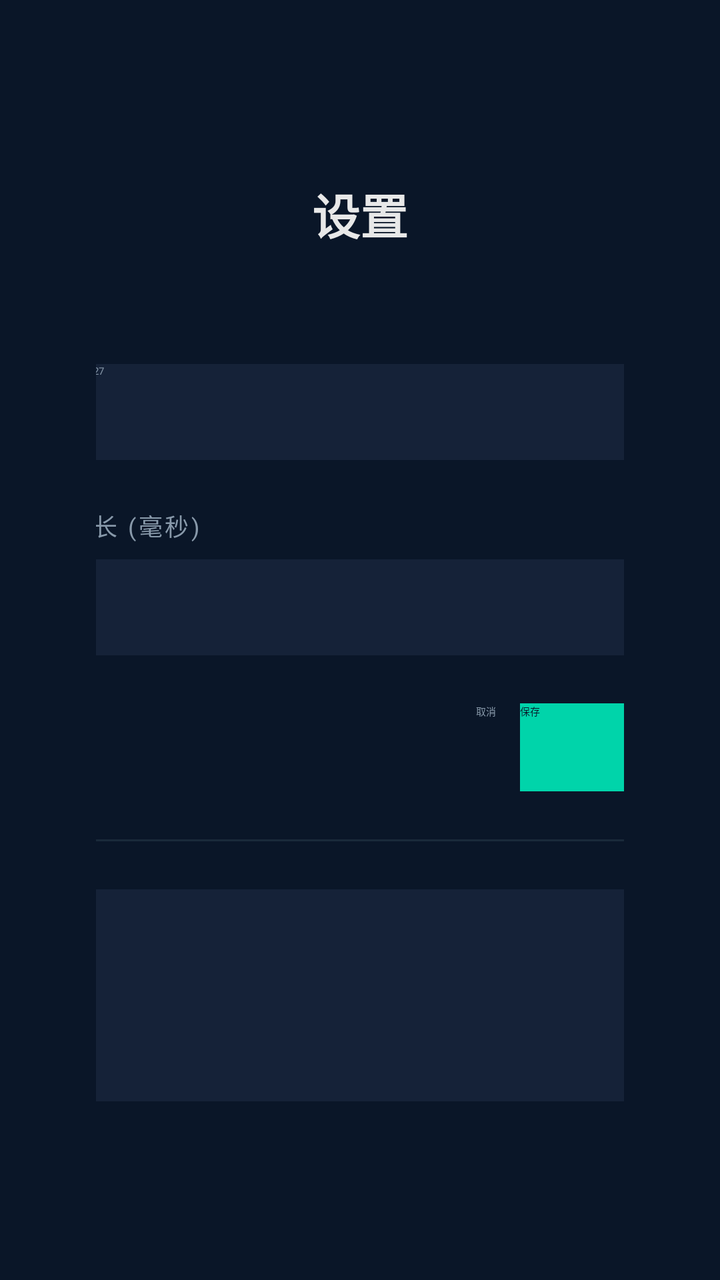
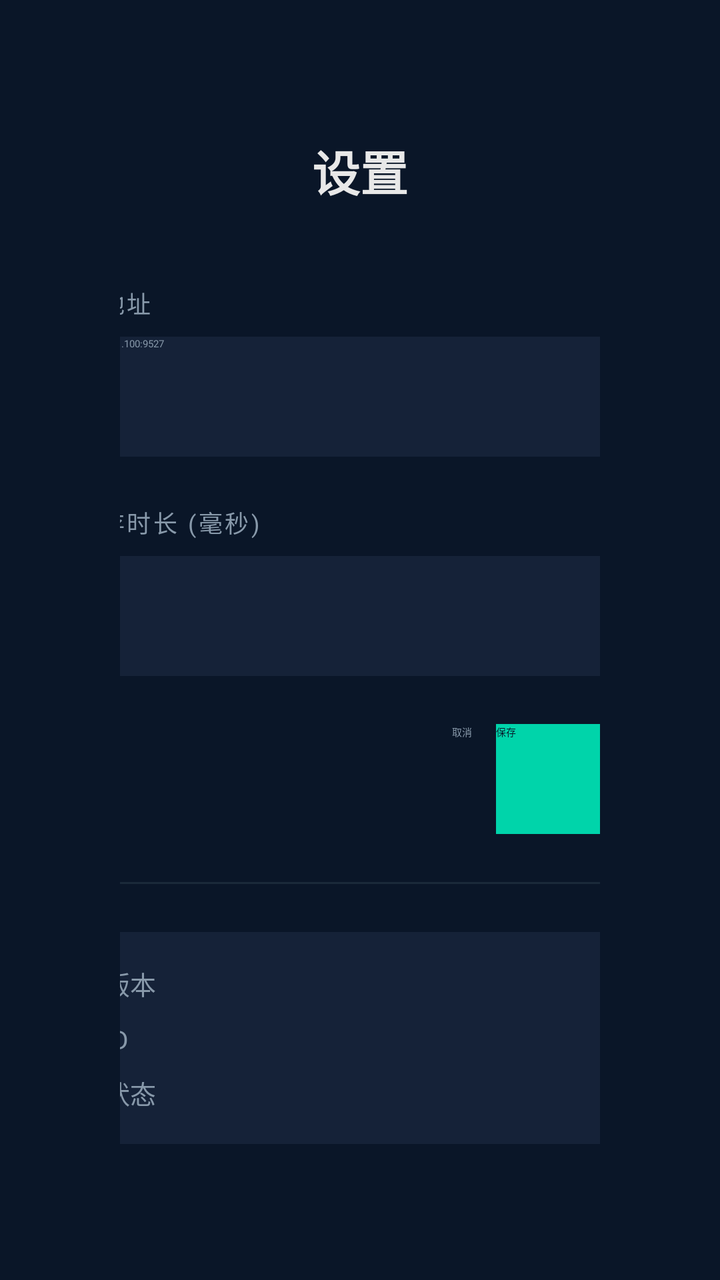

Screens rendered from an Android XML layout before and after an edit, with the pre-edit source and the edit as a unified diff.
<!-- AndroidManifest.xml: application theme Theme.App.Starting -->
<!-- res/layout/activity_settings.xml -->
<?xml version="1.0" encoding="utf-8"?>
<LinearLayout
    xmlns:android="http://schemas.android.com/apk/res/android"
    android:layout_width="match_parent"
    android:layout_height="match_parent"
    android:orientation="vertical"
    android:gravity="center"
    android:background="@color/bg_main"
    android:padding="48dp">

    <TextView
        android:layout_width="wrap_content"
        android:layout_height="wrap_content"
        android:text="设置"
        android:textColor="@color/text_primary"
        android:textSize="24sp"
        android:textStyle="bold"
        android:layout_marginBottom="32dp" />

    <LinearLayout
        android:layout_width="400dp"
        android:layout_height="wrap_content"
        android:orientation="vertical">

        <TextView
            android:layout_width="wrap_content"
            android:layout_height="wrap_content"
            android:text="服务器地址"
            android:textColor="@color/text_secondary"
            android:textSize="12sp"
            android:textAllCaps="true"
            android:letterSpacing="0.1"
            android:layout_marginBottom="8dp" />

        <EditText
            android:id="@+id/etServerUrl"
            android:layout_width="match_parent"
            android:layout_height="48dp"
            android:background="@color/bg_card"
            android:textColor="@color/text_primary"
            android:hint="http://192.168.1.100:9527"
            android:textColorHint="@color/text_secondary"
            android:paddingHorizontal="16dp"
            android:inputType="textUri"
            android:singleLine="true"
            android:layout_marginBottom="24dp" />

        <TextView
            android:layout_width="wrap_content"
            android:layout_height="wrap_content"
            android:text="网络缓存时长 (毫秒)"
            android:textColor="@color/text_secondary"
            android:textSize="12sp"
            android:textAllCaps="true"
            android:letterSpacing="0.1"
            android:layout_marginBottom="8dp" />

        <EditText
            android:id="@+id/etNetworkCache"
            android:layout_width="match_parent"
            android:layout_height="48dp"
            android:background="@color/bg_card"
            android:textColor="@color/text_primary"
            android:hint="1500"
            android:textColorHint="@color/text_secondary"
            android:paddingHorizontal="16dp"
            android:inputType="number"
            android:singleLine="true"
            android:layout_marginBottom="24dp" />

        <LinearLayout
            android:layout_width="match_parent"
            android:layout_height="wrap_content"
            android:orientation="horizontal"
            android:gravity="end">

            <Button
                android:id="@+id/btnCancel"
                android:layout_width="wrap_content"
                android:layout_height="44dp"
                android:text="取消"
                android:textColor="@color/text_secondary"
                android:background="@android:color/transparent"
                android:layout_marginEnd="12dp" />

            <Button
                android:id="@+id/btnSave"
                android:layout_width="120dp"
                android:layout_height="44dp"
                android:text="保存"
                android:textColor="@color/bg_main"
                android:background="@color/accent" />
        </LinearLayout>

        
        <View
            android:layout_width="match_parent"
            android:layout_height="1dp"
            android:background="@color/divider"
            android:layout_marginVertical="24dp" />

        
        <LinearLayout
            android:layout_width="match_parent"
            android:layout_height="wrap_content"
            android:orientation="vertical"
            android:background="@color/bg_card"
            android:padding="16dp">

            <LinearLayout
                android:layout_width="match_parent"
                android:layout_height="wrap_content"
                android:orientation="horizontal"
                android:layout_marginBottom="8dp">
                <TextView
                    android:layout_width="0dp"
                    android:layout_height="wrap_content"
                    android:layout_weight="1"
                    android:text="应用版本"
                    android:textColor="@color/text_secondary"
                    android:textSize="13sp" />
                <TextView
                    android:id="@+id/tvAppVersion"
                    android:layout_width="wrap_content"
                    android:layout_height="wrap_content"
                    android:textColor="@color/text_primary"
                    android:textSize="13sp" />
            </LinearLayout>

            <LinearLayout
                android:layout_width="match_parent"
                android:layout_height="wrap_content"
                android:orientation="horizontal"
                android:layout_marginBottom="8dp">
                <TextView
                    android:layout_width="0dp"
                    android:layout_height="wrap_content"
                    android:layout_weight="1"
                    android:text="设备ID"
                    android:textColor="@color/text_secondary"
                    android:textSize="13sp" />
                <TextView
                    android:id="@+id/tvDeviceId"
                    android:layout_width="wrap_content"
                    android:layout_height="wrap_content"
                    android:textColor="@color/text_primary"
                    android:textSize="12sp"
                    android:fontFamily="monospace" />
            </LinearLayout>

            <LinearLayout
                android:layout_width="match_parent"
                android:layout_height="wrap_content"
                android:orientation="horizontal">
                <TextView
                    android:layout_width="0dp"
                    android:layout_height="wrap_content"
                    android:layout_weight="1"
                    android:text="授权状态"
                    android:textColor="@color/text_secondary"
                    android:textSize="13sp" />
                <TextView
                    android:id="@+id/tvAuthStatusInfo"
                    android:layout_width="wrap_content"
                    android:layout_height="wrap_content"
                    android:textColor="@color/accent"
                    android:textSize="13sp" />
            </LinearLayout>
        </LinearLayout>

    </LinearLayout>

</LinearLayout>
<!-- resources referenced by this layout -->
<resources>
  <color name="accent">#FF00D4AA</color>
  <color name="bg_card">#FF152238</color>
  <color name="bg_main">#FF0A1628</color>
  <color name="divider">#FF1A2A3A</color>
  <color name="text_primary">#FFE8E8E8</color>
  <color name="text_secondary">#FF8899AA</color>
  <style name="Theme.App.Starting" parent="Theme.SplashScreen">
          <item name="windowSplashScreenBackground">@color/bg_main</item>
          <item name="windowSplashScreenAnimatedIcon">@drawable/ic_splash_logo</item>
          <item name="postSplashScreenTheme">@style/Theme.MediaPlayer</item>
      </style>
  <!-- drawable ic_splash_logo (drawable) -->
  <?xml version="1.0" encoding="utf-8"?>
  <layer-list xmlns:android="http://schemas.android.com/apk/res/android">
      
      <item
          android:drawable="@drawable/ic_launcher"
          android:bottom="32dp"
          android:left="32dp"
          android:right="32dp"
          android:top="32dp" />
  </layer-list>
  <style name="Theme.MediaPlayer" parent="Theme.AppCompat.NoActionBar">
          <item name="android:windowNoTitle">true</item>
          <item name="android:windowFullscreen">true</item>
          <item name="android:windowBackground">@color/bg_main</item>
          <item name="android:colorPrimary">@color/accent</item>
          <item name="android:colorAccent">@color/accent</item>
          <item name="android:textColorPrimary">@color/text_primary</item>
          <item name="android:textColorSecondary">@color/text_secondary</item>
          
          <item name="android:windowLayoutInDisplayCutoutMode">shortEdges</item>
      </style>
  <!-- drawable ic_launcher: png bitmap (drawable, 274013 bytes) -->
</resources>

<!-- the commit's change to res/layout/activity_settings.xml (unified diff, before → after) -->
@@ -6,19 +6,19 @@
     android:orientation="vertical"
     android:gravity="center"
     android:background="@color/bg_main"
-    android:padding="48dp">
+    android:padding="@dimen/dp_48">
 
     <TextView
         android:layout_width="wrap_content"
         android:layout_height="wrap_content"
         android:text="设置"
         android:textColor="@color/text_primary"
-        android:textSize="24sp"
+        android:textSize="@dimen/sp_24"
         android:textStyle="bold"
-        android:layout_marginBottom="32dp" />
+        android:layout_marginBottom="@dimen/dp_32" />
 
     <LinearLayout
-        android:layout_width="400dp"
+        android:layout_width="@dimen/dp_400"
         android:layout_height="wrap_content"
         android:orientation="vertical">
 
@@ -27,46 +27,46 @@
             android:layout_height="wrap_content"
             android:text="服务器地址"
             android:textColor="@color/text_secondary"
-            android:textSize="12sp"
+            android:textSize="@dimen/sp_12"
             android:textAllCaps="true"
             android:letterSpacing="0.1"
-            android:layout_marginBottom="8dp" />
+            android:layout_marginBottom="@dimen/dp_8" />
 
         <EditText
             android:id="@+id/etServerUrl"
             android:layout_width="match_parent"
-            android:layout_height="48dp"
+            android:layout_height="@dimen/dp_48"
             android:background="@color/bg_card"
             android:textColor="@color/text_primary"
             android:hint="http://192.168.1.100:9527"
             android:textColorHint="@color/text_secondary"
-            android:paddingHorizontal="16dp"
+            android:paddingHorizontal="@dimen/dp_16"
             android:inputType="textUri"
             android:singleLine="true"
-            android:layout_marginBottom="24dp" />
+            android:layout_marginBottom="@dimen/dp_24" />
 
         <TextView
             android:layout_width="wrap_content"
             android:layout_height="wrap_content"
             android:text="网络缓存时长 (毫秒)"
             android:textColor="@color/text_secondary"
-            android:textSize="12sp"
+            android:textSize="@dimen/sp_12"
             android:textAllCaps="true"
             android:letterSpacing="0.1"
-            android:layout_marginBottom="8dp" />
+            android:layout_marginBottom="@dimen/dp_8" />
 
         <EditText
             android:id="@+id/etNetworkCache"
             android:layout_width="match_parent"
-            android:layout_height="48dp"
+            android:layout_height="@dimen/dp_48"
             android:background="@color/bg_card"
             android:textColor="@color/text_primary"
             android:hint="1500"
             android:textColorHint="@color/text_secondary"
-            android:paddingHorizontal="16dp"
+            android:paddingHorizontal="@dimen/dp_16"
             android:inputType="number"
             android:singleLine="true"
-            android:layout_marginBottom="24dp" />
+            android:layout_marginBottom="@dimen/dp_24" />
 
         <LinearLayout
             android:layout_width="match_parent"
@@ -77,16 +77,16 @@
             <Button
                 android:id="@+id/btnCancel"
                 android:layout_width="wrap_content"
-                android:layout_height="44dp"
+                android:layout_height="@dimen/dp_44"
                 android:text="取消"
                 android:textColor="@color/text_secondary"
                 android:background="@android:color/transparent"
-                android:layout_marginEnd="12dp" />
+                android:layout_marginEnd="@dimen/dp_12" />
 
             <Button
                 android:id="@+id/btnSave"
-                android:layout_width="120dp"
-                android:layout_height="44dp"
+                android:layout_width="@dimen/dp_120"
+                android:layout_height="@dimen/dp_44"
                 android:text="保存"
                 android:textColor="@color/bg_main"
                 android:background="@color/accent" />
@@ -97,7 +97,7 @@
             android:layout_width="match_parent"
             android:layout_height="1dp"
             android:background="@color/divider"
-            android:layout_marginVertical="24dp" />
+            android:layout_marginVertical="@dimen/dp_24" />
 
         
         <LinearLayout
@@ -105,46 +105,46 @@
             android:layout_height="wrap_content"
             android:orientation="vertical"
             android:background="@color/bg_card"
-            android:padding="16dp">
+            android:padding="@dimen/dp_16">
 
             <LinearLayout
                 android:layout_width="match_parent"
                 android:layout_height="wrap_content"
                 android:orientation="horizontal"
-                android:layout_marginBottom="8dp">
+                android:layout_marginBottom="@dimen/dp_8">
                 <TextView
                     android:layout_width="0dp"
                     android:layout_height="wrap_content"
                     android:layout_weight="1"
                     android:text="应用版本"
                     android:textColor="@color/text_secondary"
-                    android:textSize="13sp" />
+                    android:textSize="@dimen/sp_13" />
                 <TextView
                     android:id="@+id/tvAppVersion"
                     android:layout_width="wrap_content"
                     android:layout_height="wrap_content"
                     android:textColor="@color/text_primary"
-                    android:textSize="13sp" />
+                    android:textSize="@dimen/sp_13" />
             </LinearLayout>
 
             <LinearLayout
                 android:layout_width="match_parent"
                 android:layout_height="wrap_content"
                 android:orientation="horizontal"
-                android:layout_marginBottom="8dp">
+                android:layout_marginBottom="@dimen/dp_8">
                 <TextView
                     android:layout_width="0dp"
                     android:layout_height="wrap_content"
                     android:layout_weight="1"
                     android:text="设备ID"
                     android:textColor="@color/text_secondary"
-                    android:textSize="13sp" />
+                    android:textSize="@dimen/sp_13" />
                 <TextView
                     android:id="@+id/tvDeviceId"
                     android:layout_width="wrap_content"
                     android:layout_height="wrap_content"
                     android:textColor="@color/text_primary"
-                    android:textSize="12sp"
+                    android:textSize="@dimen/sp_12"
                     android:fontFamily="monospace" />
             </LinearLayout>
 
@@ -158,13 +158,13 @@
                     android:layout_weight="1"
                     android:text="授权状态"
                     android:textColor="@color/text_secondary"
-                    android:textSize="13sp" />
+                    android:textSize="@dimen/sp_13" />
                 <TextView
                     android:id="@+id/tvAuthStatusInfo"
                     android:layout_width="wrap_content"
                     android:layout_height="wrap_content"
                     android:textColor="@color/accent"
-                    android:textSize="13sp" />
+                    android:textSize="@dimen/sp_13" />
             </LinearLayout>
         </LinearLayout>
 
<!-- resource entries referenced after the edit -->
@@ -6,6 +6,18 @@
   <color name="divider">#FF1A2A3A</color>
   <color name="text_primary">#FFE8E8E8</color>
   <color name="text_secondary">#FF8899AA</color>
+  <dimen name="dp_12">12dp</dimen>
+  <dimen name="dp_120">102dp</dimen>
+  <dimen name="dp_16">16dp</dimen>
+  <dimen name="dp_24">24dp</dimen>
+  <dimen name="dp_32">40dp</dimen>
+  <dimen name="dp_400">340dp</dimen>
+  <dimen name="dp_44">55dp</dimen>
+  <dimen name="dp_48">60dp</dimen>
+  <dimen name="dp_8">8dp</dimen>
+  <dimen name="sp_12">12sp</dimen>
+  <dimen name="sp_13">13sp</dimen>
+  <dimen name="sp_24">24sp</dimen>
   <style name="Theme.App.Starting" parent="Theme.SplashScreen">
           <item name="windowSplashScreenBackground">@color/bg_main</item>
           <item name="windowSplashScreenAnimatedIcon">@drawable/ic_splash_logo</item>
